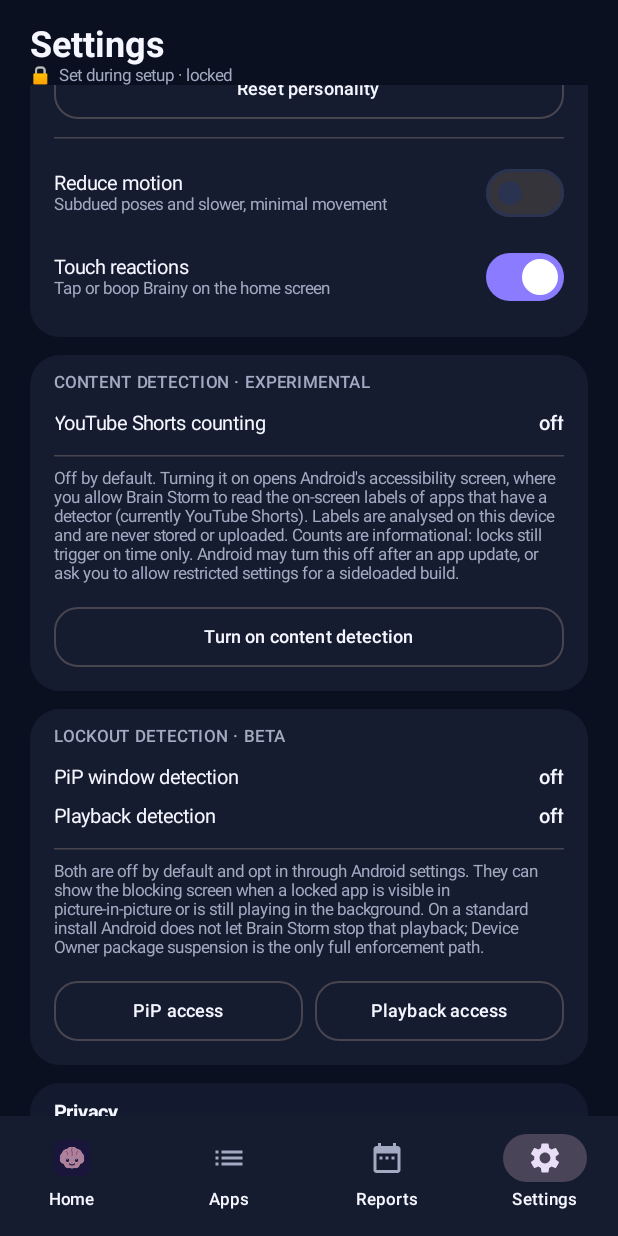
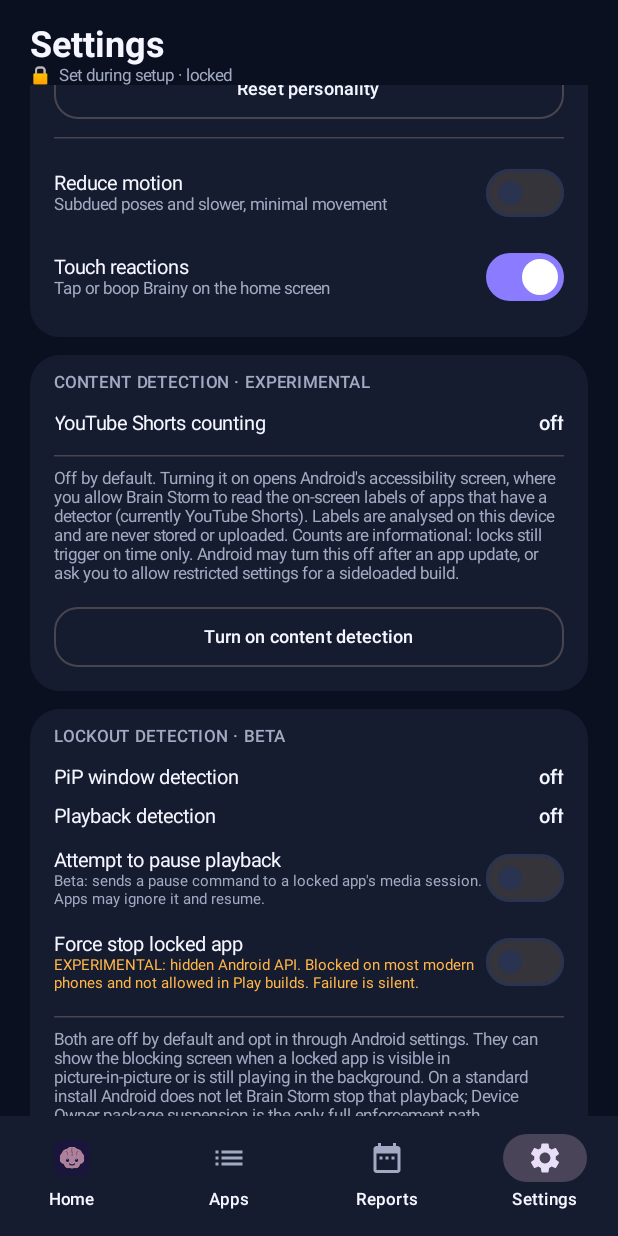
Before and after one commit to Kvijay199428/Brain-Storm, an Android app built with Jetpack Compose: the composable MainShell shown on its own in the app's theme, item 4 of the bottom bar chosen, scrolled down 1442 dp, on a phone screen of 412 x 824 dp. Run offline under Robolectric (Android 15) with nearby library versions, the phone set to English and light mode, and no system bars; our stand-ins replace Room's generated code.

Commit message:
feat(enforcement): opt-in playback pause and experimental force stop

```diff
--- a/app/src/main/kotlin/com/vegasol/brainstorm/Core.kt
+++ b/app/src/main/kotlin/com/vegasol/brainstorm/Core.kt
@@ -67,6 +67,12 @@ class Prefs(c: Context) {
 
     /** Set once the one-time wizard finishes: no policy field is editable afterwards. */
     var setupLocked: Boolean get() = p.getBoolean("setupL", false); set(v) = p.edit().putBoolean("setupL", v).apply()
+
+    /** Opt-in beta: try to pause a locked app's media session via granted Notification access. */
+    var pauseLockedPlayback: Boolean get() = p.getBoolean("pausePlayback", false); set(v) = p.edit().putBoolean("pausePlayback", v).apply()
+
+    /** Experimental: attempt a hidden-API force stop. Blocked on most modern Android releases. */
+    var forceStopLocked: Boolean get() = p.getBoolean("forceStop", false); set(v) = p.edit().putBoolean("forceStop", v).apply()
 
     // ── Brainy Mascot preferences (UI & presentation only) ──
     var mascotQuality: String get() = p.getString("mQual", "normal") ?: "normal"; set(v) = p.edit().putString("mQual", v).apply()
--- a/app/src/main/kotlin/com/vegasol/brainstorm/LockoutAccessibilityService.kt
+++ b/app/src/main/kotlin/com/vegasol/brainstorm/LockoutAccessibilityService.kt
@@ -19,6 +19,7 @@ import kotlinx.coroutines.launch
  */
 class LockoutAccessibilityService : AccessibilityService() {
     private val scope = CoroutineScope(SupervisorJob() + Dispatchers.Default)
+    private val media by lazy { MediaSessionMonitor(this) }
 
     override fun onCreate() {
         super.onCreate()
@@ -48,6 +49,8 @@ class LockoutAccessibilityService : AccessibilityService() {
                 window.getBoundsInScreen(bounds)
                 val pipSized = bounds.width() < wide && bounds.height() < high
                 if (window.type == AccessibilityWindowInfo.TYPE_ACCESSIBILITY_OVERLAY || pipSized) {
+                    if (Graph.prefs.pauseLockedPlayback) media.pause(setOf(lock.packageName))
+                    if (Graph.prefs.forceStopLocked) ForceStopper.forceStop(this@LockoutAccessibilityService, lock.packageName)
                     Blocker.show(this@LockoutAccessibilityService, lock)
                 }
             }
--- a/app/src/main/kotlin/com/vegasol/brainstorm/feature/settings/SettingsScreen.kt
+++ b/app/src/main/kotlin/com/vegasol/brainstorm/feature/settings/SettingsScreen.kt
@@ -51,6 +51,8 @@ fun SettingsScreen() {
     val accessibility = remember(resume, c) { Perms.accessibility(c) }
     val pipDetection = remember(resume, c) { Perms.lockoutAccessibility(c) }
     val notificationAccess = remember(resume, c) { Perms.notificationAccess(c) }
+    var pausePlayback by remember { mutableStateOf(Graph.prefs.pauseLockedPlayback) }
+    var forceStop by remember { mutableStateOf(Graph.prefs.forceStopLocked) }
     val batteryOk = remember(resume, c) { Perms.batteryUnrestricted(c) }
     val now by minuteTicker()
     val apps by Graph.db.apps().observeAll().collectAsStateWithLifecycle(emptyList())
@@ -202,6 +204,40 @@ fun SettingsScreen() {
                 if (notificationAccess) "on" else "off",
                 good = if (notificationAccess) true else null
             )
+            Row(Modifier.fillMaxWidth().padding(vertical = 4.dp), verticalAlignment = Alignment.CenterVertically) {
+                Column(Modifier.weight(1f)) {
+                    Text("Attempt to pause playback", fontSize = 13.sp)
+                    Text(
+                        "Beta: sends a pause command to a locked app's media session. " +
+                            "Apps may ignore it and resume.",
+                        fontSize = 10.sp, color = Care.TextSecondary
+                    )
+                }
+                Switch(
+                    checked = pausePlayback,
+                    onCheckedChange = {
+                        pausePlayback = it
+                        Graph.prefs.pauseLockedPlayback = it
+                    }
+                )
+            }
+            Row(Modifier.fillMaxWidth().padding(vertical = 4.dp), verticalAlignment = Alignment.CenterVertically) {
+                Column(Modifier.weight(1f)) {
+                    Text("Force stop locked app", fontSize = 13.sp)
+                    Text(
+                        "EXPERIMENTAL: hidden Android API. Blocked on most modern phones and not " +
+                            "allowed in Play builds. Failure is silent.",
+                        fontSize = 10.sp, color = Care.Warning
+                    )
+                }
+                Switch(
+                    checked = forceStop,
+                    onCheckedChange = {
+                        forceStop = it
+                        Graph.prefs.forceStopLocked = it
+                    }
+                )
+            }
             HorizontalDivider(Modifier.padding(vertical = Space.s))
             Text(
                 "Both are off by default and opt in through Android settings. They can show the " +
```
Also changed, not shown: app/src/main/kotlin/com/vegasol/brainstorm/ForceStopper.kt (added, +23 -0 lines), app/src/main/kotlin/com/vegasol/brainstorm/MediaSessionMonitor.kt (+28 -2 lines), app/src/main/kotlin/com/vegasol/brainstorm/Service.kt (+9 -3 lines), 5 other files.
